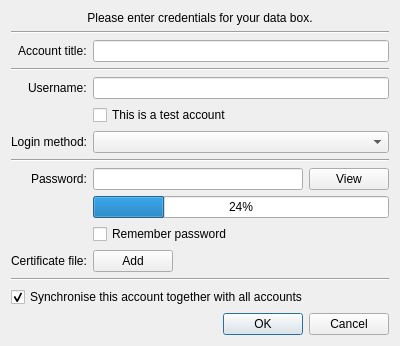
The window that src/gui/ui/dlg_create_account.ui (psakar/datovka) describes before a commit, drawn with Qt 5.
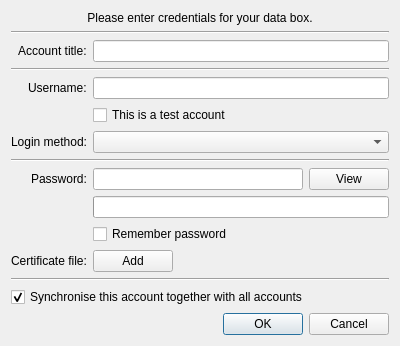
The same window after the commit. Icons and pictures are not drawn.

What changed in the file:
```diff
--- a/src/gui/ui/dlg_create_account.ui
+++ b/src/gui/ui/dlg_create_account.ui
@@ -243,11 +243,7 @@
       </layout>
      </item>
      <item row="7" column="1">
-      <widget class="QProgressBar" name="viewPwdProgress">
-       <property name="value">
-        <number>24</number>
-       </property>
-      </widget>
+      <widget class="QProgressBar" name="viewPwdProgress"/>
      </item>
     </layout>
    </item>
```
